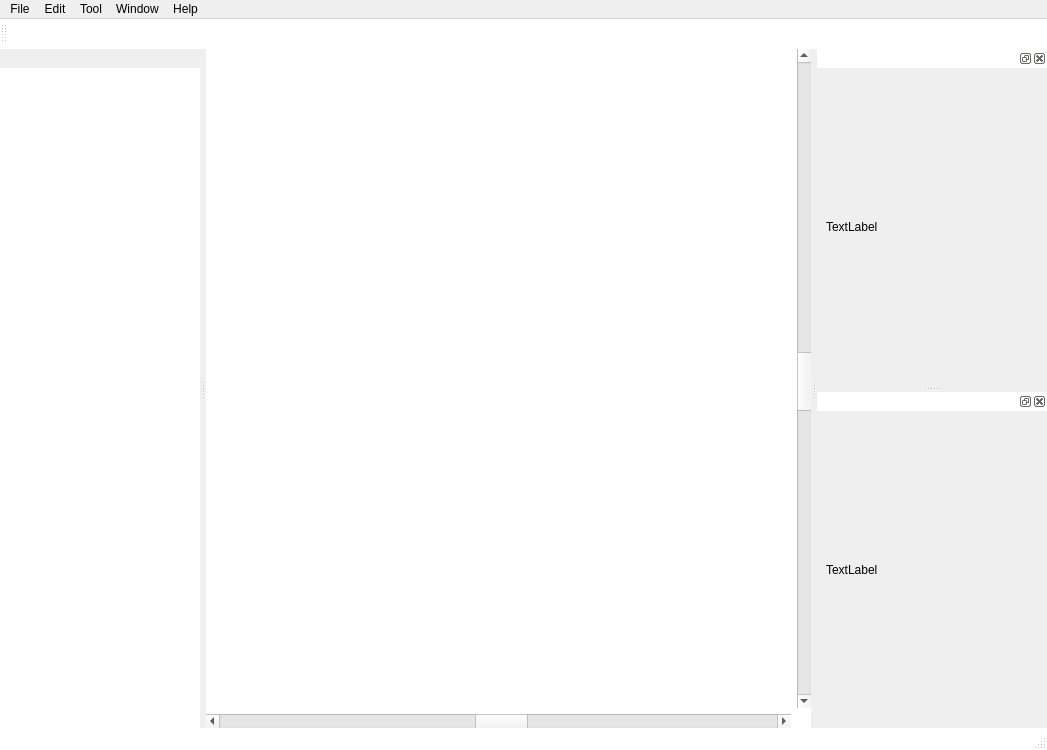
This is app/MainWindow.ui in Podmno/SLSApp as Qt 5 draws it before an edit. The edited form follows.
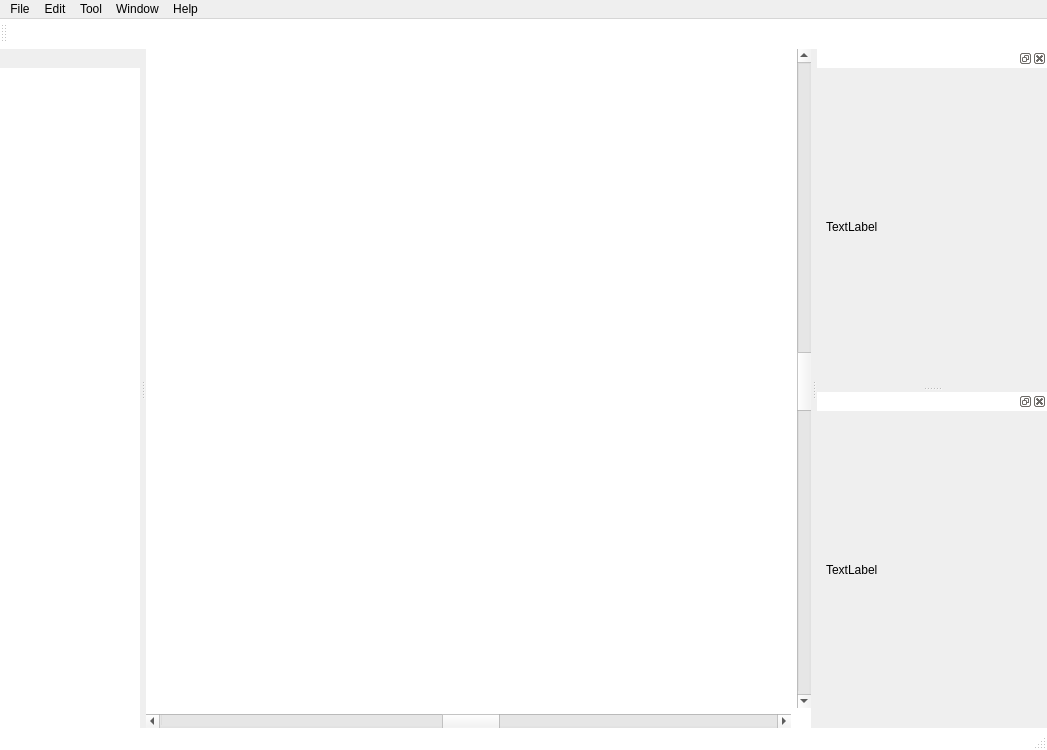
This is the edited form.

Patch:
```diff
--- a/app/MainWindow.ui
+++ b/app/MainWindow.ui
@@ -158,13 +158,13 @@
   <widget class="QDockWidget" name="dockWidget">
    <property name="minimumSize">
     <size>
-     <width>200</width>
+     <width>140</width>
      <height>50</height>
     </size>
    </property>
    <property name="maximumSize">
     <size>
-     <width>300</width>
+     <width>200</width>
      <height>524287</height>
     </size>
    </property>
```
Left out of the diff: 19 changed lines with no effect on the pictures.
